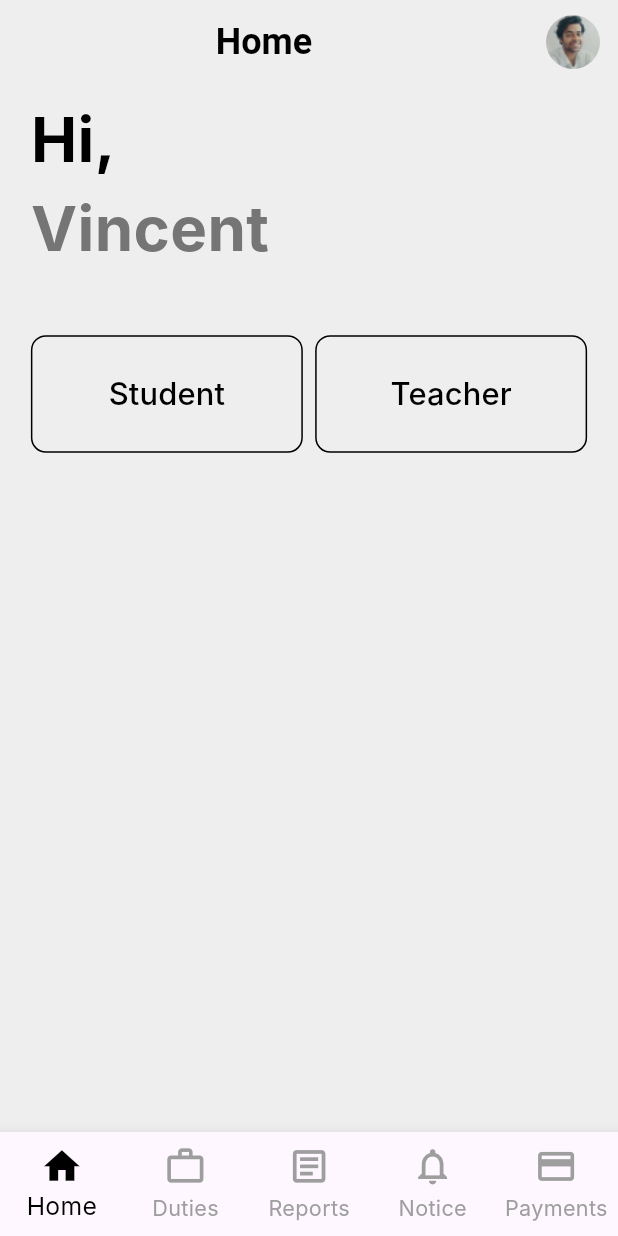
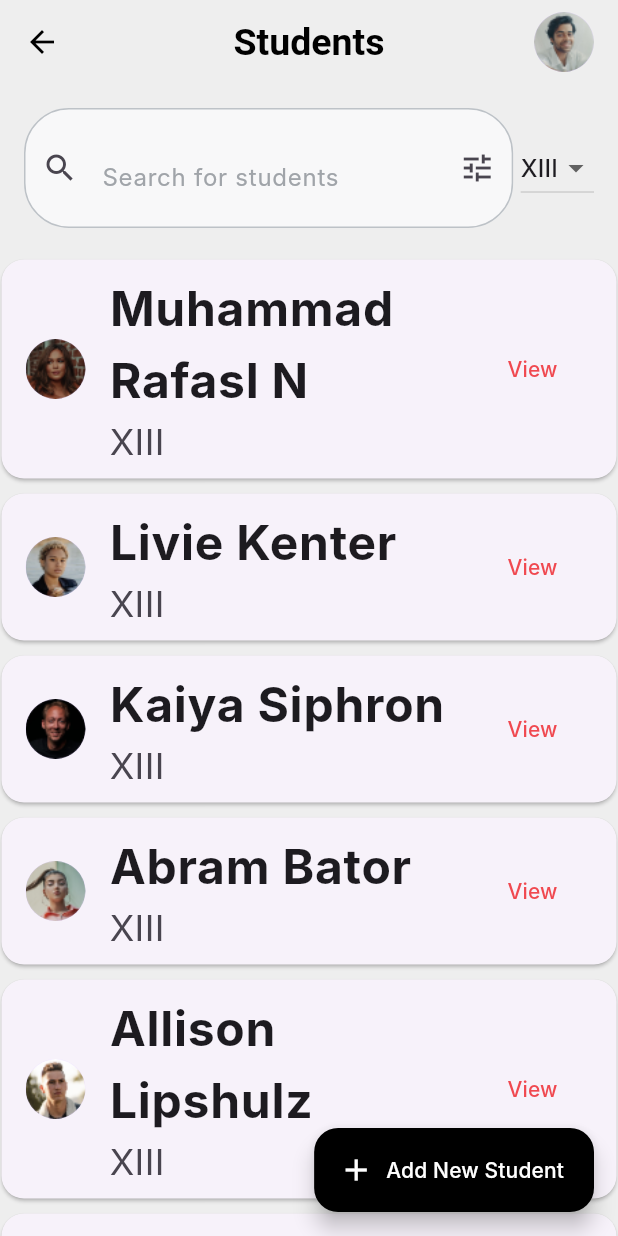
Before and after one commit to altezzai/acadobs, a Flutter app: the HomePage screen opened directly, after a tap on "Student", on a phone screen of 412 x 824 dp. Run offline on Flutter 3.47's test engine with Material 3 defaults, Android fonts, the phone set to English and light mode, and no system bars; Roboto replaces fonts that are missing (Inter).

Commit message:
studentpage added

```diff
--- a/lib/screens/home.dart
+++ b/lib/screens/home.dart
@@ -3,6 +3,7 @@ import 'package:school_app/screens/duties.dart';
 import 'package:school_app/screens/notice.dart';
 import 'package:school_app/screens/payment.dart';
 import 'package:school_app/screens/reports.dart';
+import 'package:school_app/screens/studentpage.dart';
 import 'package:school_app/widgets/button_navigation.dart';
 
 class HomePage extends StatefulWidget {
@@ -21,7 +22,8 @@ class _HomePageState extends State<HomePage> {
     DutiesPage(), // Duties page
     ReportPage(), // Reports page
     NoticeEventPage(), // Notice page
-    PaymentsPage(), // Payments page
+    PaymentsPage(),
+    StudentsPage() // Student page
   ];
 
   void _onItemTapped(int index) {
@@ -89,6 +91,8 @@ class _HomePageState extends State<HomePage> {
         return 'Notice / Events';
       case 4:
         return 'Payments';
+      case 5:
+        return 'Students';
       default:
         return 'Home';
     }
@@ -130,7 +134,12 @@ class HomeContentPage extends StatelessWidget {
               Expanded(
                 child: OutlinedButton(
                   onPressed: () {
-                    // handle student button
+                    Navigator.push(
+                      context,
+                      MaterialPageRoute(
+                        builder: (context) => StudentsPage(),
+                      ),
+                    );
                   },
                   style: OutlinedButton.styleFrom(
                     padding: EdgeInsets.symmetric(
--- /dev/null
+++ b/lib/screens/studentpage.dart
@@ -0,0 +1,145 @@
+import 'package:flutter/material.dart';
+
+class StudentsPage extends StatelessWidget {
+  final List<Map<String, String>> students = [
+    {"name": "Muhammad Rafasl N", "class": "XIII", "image": "student1.png"},
+    {"name": "Livie Kenter", "class": "XIII", "image": "student2.png"},
+    {"name": "Kaiya Siphron", "class": "XIII", "image": "student3.png"},
+    {"name": "Abram Bator", "class": "XIII", "image": "student4.png"},
+    {"name": "Allison Lipshulz", "class": "XIII", "image": "student5.png"},
+    {"name": "Diana Lipshulz", "class": "XIII", "image": "student6.png"},
+    {"name": "Justin Levin", "class": "XIII", "image": "student7.png"},
+    {"name": "Miracle Bator", "class": "XIII", "image": "student1.png"},
+  ];
+
+  @override
+  Widget build(BuildContext context) {
+    return Scaffold(
+      appBar: AppBar(
+        backgroundColor: Colors.transparent,
+        elevation: 0,
+        centerTitle: true,
+        title: Text(
+          'Students',
+          style: TextStyle(
+            fontWeight: FontWeight.bold,
+            fontSize: 25,
+            color: Colors.black,
+          ),
+        ),
+        leading: IconButton(
+          icon: Icon(Icons.arrow_back, color: Colors.black),
+          onPressed: () {
+            Navigator.pop(context);
+          },
+        ),
+        actions: [
+          Padding(
+            padding: const EdgeInsets.only(right: 16.0),
+            child: CircleAvatar(
+              backgroundImage: AssetImage('assets/admin.png'),
+            ),
+          ),
+        ],
+      ),
+      body: Column(
+        children: [
+          Padding(
+            padding: const EdgeInsets.all(16.0),
+            child: Row(
+              children: [
+                Expanded(
+                  child: TextField(
+                    decoration: InputDecoration(
+                      hintText: 'Search for students',
+                      prefixIcon: Icon(Icons.search),
+                      suffixIcon: Icon(Icons.tune),
+                      border: OutlineInputBorder(
+                        borderRadius: BorderRadius.circular(30),
+                      ),
+                    ),
+                  ),
+                ),
+                SizedBox(width: 5),
+                DropdownButton<String>(
+                  value: "XIII",
+                  items: <String>['XIII', 'XII', 'XI', 'X'].map((String value) {
+                    return DropdownMenuItem<String>(
+                      value: value,
+                      child: Text(value),
+                    );
+                  }).toList(),
+                  onChanged: (newValue) {},
+                ),
+              ],
+            ),
+          ),
+          Expanded(
+            child: ListView.builder(
+              itemCount: students.length,
+              itemBuilder: (context, index) {
+                return Card(
+                  margin:
+                      const EdgeInsets.symmetric(horizontal: 1, vertical: 5),
+                  shape: RoundedRectangleBorder(
+                    borderRadius: BorderRadius.circular(15),
+                  ),
+                  child: ListTile(
+                    leading: CircleAvatar(
+                      backgroundImage:
+                          AssetImage('assets/${students[index]['image']}'),
+                    ),
+                    title: Text(students[index]['name']!),
+                    subtitle: Text(students[index]['class']!),
+                    trailing: TextButton(
+                      child: Text('View'),
+                      onPressed: () {
+                        // Handle view button press
+                      },
+                    ),
+                  ),
+                );
+              },
+            ),
+          ),
+        ],
+      ),
+      floatingActionButton: FloatingActionButton.extended(
+        onPressed: () {
+          // Handle add new student
+        },
+        label: Text('Add New Student'),
+        icon: Icon(Icons.add),
+        backgroundColor: Colors.black,
+        foregroundColor: Colors.white,
+      ),
+      // bottomNavigationBar: BottomNavigationBar(
+      //   type: BottomNavigationBarType.fixed,
+      //   selectedItemColor: Colors.black,
+      //   unselectedItemColor: Colors.grey,
+      //   items: [
+      //     BottomNavigationBarItem(
+      //       icon: Icon(Icons.home),
+      //       label: 'Home',
+      //     ),
+      //     BottomNavigationBarItem(
+      //       icon: Icon(Icons.assignment),
+      //       label: 'Duties',
+      //     ),
+      //     BottomNavigationBarItem(
+      //       icon: Icon(Icons.report),
+      //       label: 'Reports',
+      //     ),
+      //     BottomNavigationBarItem(
+      //       icon: Icon(Icons.notifications),
+      //       label: 'Notice',
+      //     ),
+      //     BottomNavigationBarItem(
+      //       icon: Icon(Icons.payment),
+      //       label: 'Payments',
+      //     ),
+      //   ],
+      // ),
+    );
+  }
+}
```
Also changed, not shown: pubspec.yaml (+7 -0 lines), assets/student1.png (added), assets/student2.png (added), assets/student3.png (added), assets/student4.png (added), assets/student5.png (added), assets/student6.png (added), assets/student7.png (added).
